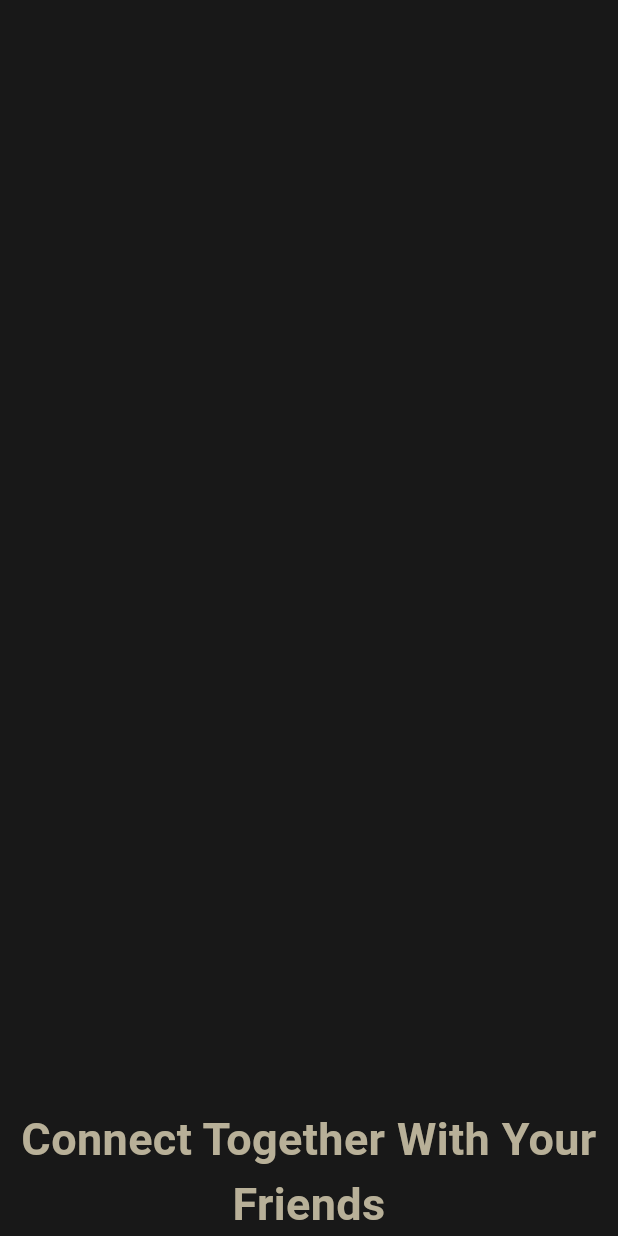
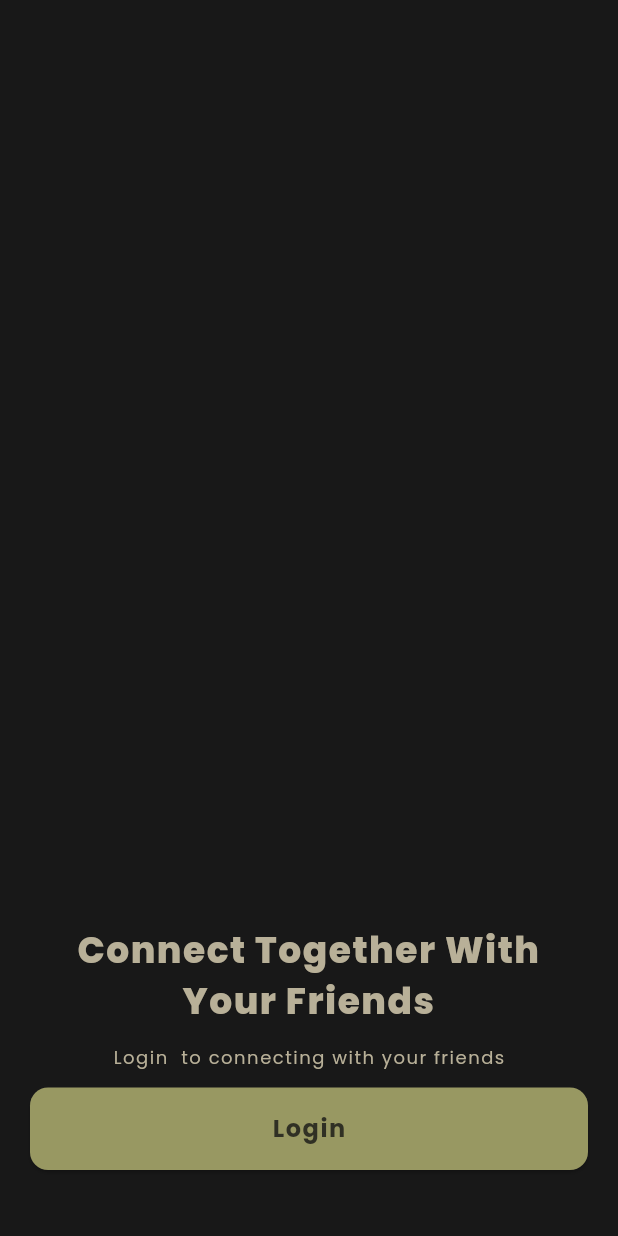
Before and after one commit to Clnzie/pookie_chat, a Flutter app: the screen it shows after launch, on a phone screen of 412 x 824 dp. Run offline on Flutter 3.47's test engine with Material 3 defaults, Android fonts, the phone set to English and light mode, and no system bars.

Commit message:
- Added Poppins font files to the Assets/font directory. - Created a new file lib/component/btnStyle.dart to define a reusable button style. - Modified lib/main.dart to include the new font files in the pubspec.yaml. - Updated lib/utils/Color.dart to add a new color constant for button color. - Created a new file lib/utils/Typography.dart to define text styles using the Poppins font. - Modified lib/views/landingpage.dart to use the new button style and text styles, and adjusted padding for better layout.

```diff
--- /dev/null
+++ b/lib/component/btnStyle.dart
@@ -0,0 +1,8 @@
+import 'package:flutter/material.dart';
+import 'package:pookie_chat/utils/Color.dart';
+
+final ButtonStyle btnStyle = ElevatedButton.styleFrom(
+  backgroundColor: ColorUtils.btnColor,
+  shape: RoundedRectangleBorder(borderRadius: BorderRadius.circular(12)),
+  padding: const EdgeInsets.symmetric(vertical: 16, horizontal: 29),
+);
--- a/lib/main.dart
+++ b/lib/main.dart
@@ -10,6 +10,10 @@ class MyApp extends StatelessWidget {
 
   @override
   Widget build(BuildContext context) {
-    return MaterialApp(title: 'Pookie Chat', home: Landingpage());
+    return MaterialApp(
+      title: 'Pookie Chat',
+      debugShowCheckedModeBanner: false,
+      home: Landingpage(),
+    );
   }
 }
--- a/lib/utils/Color.dart
+++ b/lib/utils/Color.dart
@@ -5,4 +5,5 @@ class ColorUtils {
   static const Color secondaryColor = Color(0xFF604840);
   static const Color backgroundColor = Color(0xFF181818);
   static const Color tertiaryColor = Color(0xFFB8B098);
+  static const Color btnColor = Color(0xFF989862);
 }
--- /dev/null
+++ b/lib/utils/Typography.dart
@@ -0,0 +1,123 @@
+import 'package:flutter/material.dart';
+import 'package:pookie_chat/utils/Color.dart';
+
+class TypographyUtils {
+  ColorUtils colorUtils = ColorUtils();
+
+  // Heading
+  static const TextStyle heading1 = TextStyle(
+    fontSize: 32,
+    fontWeight: FontWeight.w800,
+    fontFamily: "Poppins",
+    color: ColorUtils.tertiaryColor,
+    letterSpacing: 1,
+  );
+
+  static const TextStyle heading2 = TextStyle(
+    fontSize: 24,
+    fontWeight: FontWeight.w800,
+    fontFamily: "Poppins",
+    color: ColorUtils.tertiaryColor,
+    letterSpacing: 1,
+  );
+
+  static const TextStyle heading3 = TextStyle(
+    fontSize: 20,
+    fontWeight: FontWeight.w800,
+    fontFamily: "Poppins",
+    color: ColorUtils.tertiaryColor,
+    letterSpacing: 1,
+  );
+
+  // Sub Headling
+  static const TextStyle subHeading1 = TextStyle(
+    fontSize: 16,
+    fontWeight: FontWeight.bold,
+    fontFamily: "Poppins",
+    color: ColorUtils.tertiaryColor,
+    letterSpacing: 1,
+  );
+  static const TextStyle subHeading2 = TextStyle(
+    fontSize: 14,
+    fontWeight: FontWeight.bold,
+    fontFamily: "Poppins",
+    color: ColorUtils.tertiaryColor,
+    letterSpacing: 1,
+  );
+  static const TextStyle subHeading3 = TextStyle(
+    fontSize: 12,
+    fontWeight: FontWeight.bold,
+    fontFamily: "Poppins",
+    color: ColorUtils.tertiaryColor,
+    letterSpacing: 1,
+  );
+
+  // Text Large
+  static const TextStyle textL_Bold = TextStyle(
+    fontSize: 12,
+    fontWeight: FontWeight.bold,
+    fontFamily: "Poppins",
+    color: ColorUtils.tertiaryColor,
+    letterSpacing: 1,
+  );
+  static const TextStyle textL_Medium = TextStyle(
+    fontSize: 12,
+    fontWeight: FontWeight.w500,
+    fontFamily: "Poppins",
+    color: ColorUtils.tertiaryColor,
+    letterSpacing: 1,
+  );
+  static const TextStyle textL_Regular = TextStyle(
+    fontSize: 12,
+    fontWeight: FontWeight.normal,
+    fontFamily: "Poppins",
+    color: ColorUtils.tertiaryColor,
+    letterSpacing: 1,
+  );
+
+  // Text Small
+  static const TextStyle textS_Bold = TextStyle(
+    fontSize: 10,
+    fontWeight: FontWeight.bold,
+    fontFamily: "Poppins",
+    color: ColorUtils.tertiaryColor,
+    letterSpacing: 1,
+  );
+  static const TextStyle textS_Medium = TextStyle(
+    fontSize: 10,
+    fontWeight: FontWeight.w500,
+    fontFamily: "Poppins",
+    color: ColorUtils.tertiaryColor,
+    letterSpacing: 1,
+  );
+  static const TextStyle textS_Regular = TextStyle(
+    fontSize: 10,
+    fontWeight: FontWeight.normal,
+    fontFamily: "Poppins",
+    color: ColorUtils.tertiaryColor,
+    letterSpacing: 1,
+  );
+
+  // Text Extra Small
+  static const TextStyle textXS_Bold = TextStyle(
+    fontSize: 8,
+    fontWeight: FontWeight.bold,
+    fontFamily: "Poppins",
+    color: ColorUtils.tertiaryColor,
+    letterSpacing: 1,
+  );
+  static const TextStyle textXS_Medium = TextStyle(
+    fontSize: 8,
+    fontWeight: FontWeight.w500,
+    fontFamily: "Poppins",
+    color: ColorUtils.tertiaryColor,
+    letterSpacing: 1,
+  );
+  static const TextStyle textXS_Regular = TextStyle(
+    fontSize: 8,
+    fontWeight: FontWeight.normal,
+    fontFamily: "Poppins",
+    color: ColorUtils.tertiaryColor,
+    letterSpacing: 1,
+  );
+}
--- a/lib/views/landingpage.dart
+++ b/lib/views/landingpage.dart
@@ -1,5 +1,7 @@
 import 'package:flutter/material.dart';
+import 'package:pookie_chat/component/btnStyle.dart';
 import 'package:pookie_chat/utils/Color.dart';
+import 'package:pookie_chat/utils/Typography.dart';
 import 'package:pookie_chat/views/login/loginpage.dart';
 
 class Landingpage extends StatefulWidget {
@@ -11,27 +13,59 @@ class Landingpage extends StatefulWidget {
 
 class _LandingpageState extends State<Landingpage> {
   ColorUtils colorUtils = ColorUtils();
+  TypographyUtils typographyUtils = TypographyUtils();
 
   @override
   Widget build(BuildContext context) {
-    return Scaffold(
+    return SafeArea(
+      child: Scaffold(
         backgroundColor: ColorUtils.backgroundColor,
         body: Center(
+          child: Padding(
+            padding: const EdgeInsets.symmetric(
+              horizontal: 20.0,
+              vertical: 44.0,
+            ),
             child: Column(
               mainAxisAlignment: MainAxisAlignment.end,
               children: [
                 Text(
                   "Connect Together With Your Friends",
                   textAlign: TextAlign.center,
-              style: TextStyle(
-                color: ColorUtils.tertiaryColor,
-                fontSize: 30,
-                fontWeight: FontWeight.bold,
+                  style: TypographyUtils.heading2,
+                ),
+                SizedBox(height: 12),
+                Text(
+                  "Login  to connecting with your friends",
+                  style: TypographyUtils.textL_Regular,
+                ),
+                SizedBox(height: 12),
+                ElevatedButton(
+                  onPressed: () {
+                    Navigator.pushReplacement(
+                      context,
+                      MaterialPageRoute(
+                        builder: (context) => const Loginpage(),
+                      ),
+                    );
+                  },
+                  style: btnStyle.copyWith(
+                    minimumSize: WidgetStatePropertyAll(
+                      Size(double.infinity, 52),
+                    ),
+                  ),
+                  child: Text(
+                    "Login",
+                    style: TypographyUtils.subHeading1.copyWith(
+                      color: ColorUtils.primaryColor,
+                    ),
                   ),
                 ),
               ],
             ),
           ),
+        ),
+      ),
     );
   }
 }
```
Also changed, not shown: pubspec.yaml (+20 -6 lines), Assets/font/Poppins-Black.ttf (added), Assets/font/Poppins-Bold.ttf (added), Assets/font/Poppins-ExtraBold.ttf (added), Assets/font/Poppins-ExtraLight.ttf (added), Assets/font/Poppins-Light.ttf (added), Assets/font/Poppins-Medium.ttf (added), Assets/font/Poppins-Regular.ttf (added), Assets/font/Poppins-SemiBold.ttf (added), Assets/font/Poppins-Thin.ttf (added). Lines whose indentation alone changed are shown as unchanged.
